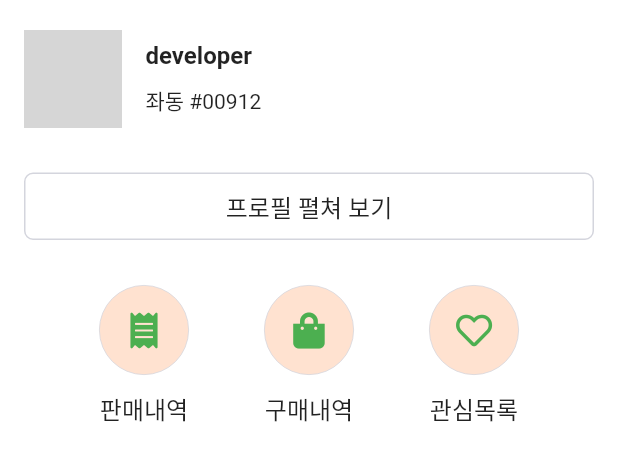
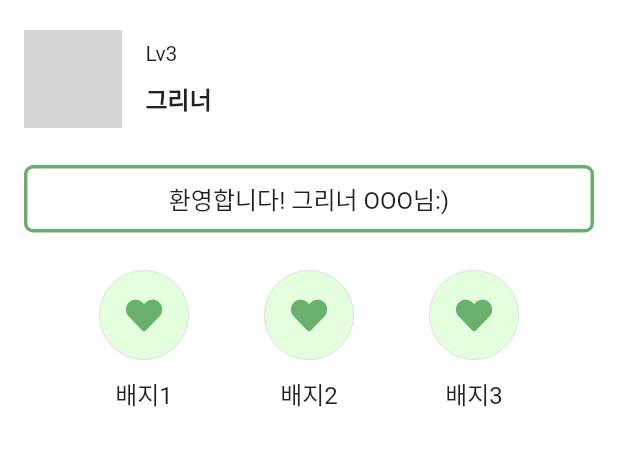
Before and after one commit to HeewonP825/KBbank_GreenusClient, a Flutter app: the MyPageHeader widget shown alone on an empty page, opened directly, on a phone screen of 412 x 824 dp. Shown: the top 461 px of the screen. Run offline on Flutter 3.47's test engine with Material 2 defaults, Android fonts, the light colour scheme and no system bars; our stand-ins replace dio, flutter_native_splash, flutter_svg, font_awesome_flutter, google_fonts; network calls fail; grey boxes are pictures that could not be loaded.

Commit message:
my page profile box view with dummy data

```diff
--- a/lib/screens/challengeList/components/rankDetail.dart
+++ b/lib/screens/challengeList/components/rankDetail.dart
@@ -6,6 +6,7 @@ import '../../../../models/weeklyRank.dart';
 //import 'eachWeeklyRank.dart';
 import '../../../components/ImageContainer.dart';
 import '../../../../theme.dart';
+// import '../../components/ImageContainer.dart';
 
 // class RankDetail extends StatelessWidget {
 //   final WeeklyRank weeklyRank;
@@ -80,6 +81,7 @@ class RankDetail extends StatelessWidget {
               borderRadius: 25,
               imageUrl: weeklyRankList.imageUrl,
             ),
+
             const SizedBox(width: 14),
             Expanded(
               child: Column(
--- a/lib/screens/mypage/components/myPageHeader.dart
+++ b/lib/screens/mypage/components/myPageHeader.dart
@@ -16,15 +16,15 @@ class MyPageHeader extends StatelessWidget {
         child: Column(
           children: [
             _buildProfileRow(),
-            const SizedBox(height: 30),
+            const SizedBox(height: 25),
             _buildProfileButton(),
-            const SizedBox(height: 30),
+            const SizedBox(height: 25),
             Row(
               mainAxisAlignment: MainAxisAlignment.spaceEvenly,
               children: [
-                _buildRoundTextButton('판매내역', FontAwesomeIcons.receipt),
-                _buildRoundTextButton('구매내역', FontAwesomeIcons.shoppingBag),
-                _buildRoundTextButton('관심목록', FontAwesomeIcons.heart),
+                _buildRoundTextButton('배지1', FontAwesomeIcons.solidHeart),
+                _buildRoundTextButton('배지2', FontAwesomeIcons.solidHeart),
+                _buildRoundTextButton('배지3', FontAwesomeIcons.solidHeart),
               ],
             )
           ],
@@ -44,7 +44,7 @@ class MyPageHeader extends StatelessWidget {
               child: ClipRRect(
                 borderRadius: BorderRadius.circular(32.5),
                 child: Image.network(
-                  'https://placeimg.com/200/100/people',
+                  "https://images.unsplash.com/photo-1497211419994-14ae40a3c7a3?ixlib=rb-1.2.1&ixid=MnwxMjA3fDB8MHxwaG90by1wYWdlfHx8fGVufDB8fHx8&auto=format&fit=crop&w=1470&q=80",
                   fit: BoxFit.cover,
                 ),
               ),
@@ -70,9 +70,9 @@ class MyPageHeader extends StatelessWidget {
         Column(
           crossAxisAlignment: CrossAxisAlignment.start,
           children: [
-            Text('developer', style: textTheme().headline2),
+            Text('Lv3'),
             SizedBox(height: 10),
-            Text('좌동 #00912'),
+            Text('그리너', style: textTheme().headline2),
           ],
         )
       ],
@@ -81,19 +81,19 @@ class MyPageHeader extends StatelessWidget {
 
   Widget _buildProfileButton() {
     return InkWell(
-      onTap: () {},
+      //onTap: () {},
       child: Container(
         decoration: BoxDecoration(
           border: Border.all(
-            color: Color(0xFFD4D5DD),
-            width: 1.0,
+            color: Color(0xFF69b06c),
+            width: 2.3,
           ),
           borderRadius: BorderRadius.circular(6.0),
         ),
         height: 45,
         child: Center(
           child: Text(
-            '프로필 펼쳐 보기',
+            '환영합니다! 그리너 OOO님:)',
             style: textTheme().subtitle1,
           ),
         ),
@@ -109,11 +109,11 @@ class MyPageHeader extends StatelessWidget {
           height: 60,
           decoration: BoxDecoration(
               borderRadius: BorderRadius.circular(30.0),
-              color: Color.fromRGBO(255, 226, 208, 1),
+              color: Color.fromRGBO(228, 255, 221, 1.0),
               border: Border.all(color: Color(0xFFD4D5DD), width: 0.5)),
           child: Icon(
             iconData,
-            color: Colors.green,
+            color: Color(0xFF69b06c),
           ),
         ),
         SizedBox(height: 10),
--- a/lib/screens/mypage/myPageScreen.dart
+++ b/lib/screens/mypage/myPageScreen.dart
@@ -1,13 +1,12 @@
 import 'package:flutter/material.dart';
 import 'package:google_fonts/google_fonts.dart';
 import 'components/myPageHeader.dart';
+import '../../../theme.dart';
 
 class MyPageScreen extends StatelessWidget {
   @override
   Widget build(BuildContext context) {
     return Scaffold(
-        body: Center(
-          child: Scaffold(
         appBar: AppBar(
           automaticallyImplyLeading: false,
           title: Text(
@@ -15,20 +14,14 @@ class MyPageScreen extends StatelessWidget {
             style: GoogleFonts.pacifico(fontSize: 20, color: Colors.white),
           ),
         ),
-          ),
-        ),
-    );
-
-    return Scaffold(
       body: ListView(
           children: [
           MyPageHeader(),
-          const SizedBox(height: 8.0),
-          //CardIconMenu(iconMenuList: iconMenu1),
-          //const SizedBox(height: 8.0),
-          //CardIconMenu(iconMenuList: iconMenu2),
-          //const SizedBox(height: 8.0),
-          //CardIconMenu(iconMenuList: iconMenu3),
+            SizedBox(height: 20),
+            Padding(
+              padding: EdgeInsets.only(left: 16, bottom: 16),
+              child: Text("진행 중인 미션", style: textTheme().headline1,),
+            ),
           ],
         ),
     );
```
Lines whose indentation alone changed are shown as unchanged.
